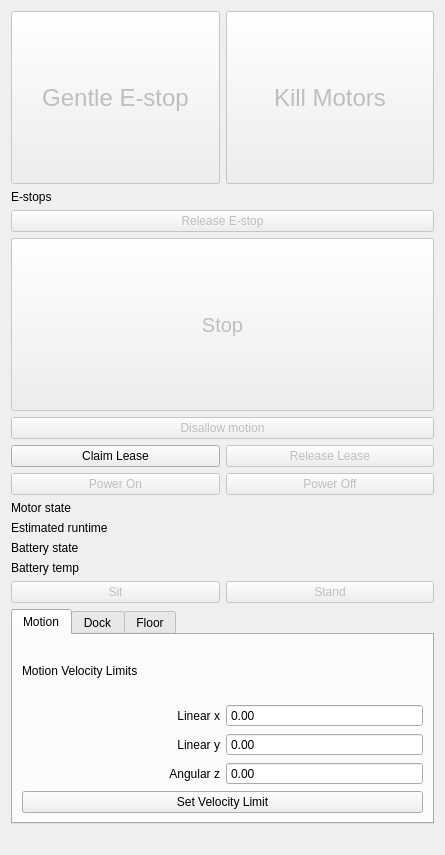
First picture: the form in spot_rviz_plugins/resource/spot_panel.ui, repository bdaiinstitute/spot_ros2, before the edit.
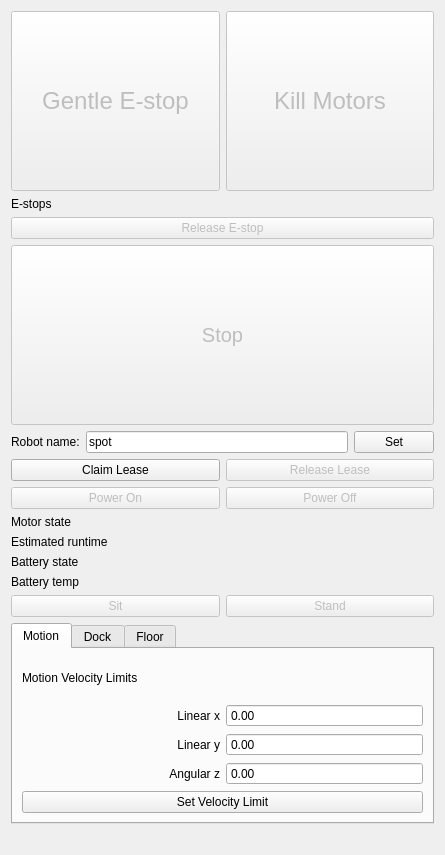
Second picture: the form after the edit.

Commit message: can set robot name from panel, delete a bit more unused code

Patch:
```diff
--- a/spot_rviz_plugins/resource/spot_panel.ui
+++ b/spot_rviz_plugins/resource/spot_panel.ui
@@ -126,21 +126,36 @@
      </item>
     </layout>
    </item>
-   <item>
-    <widget class="QPushButton" name="allowMotionButton">
-     <property name="enabled">
-      <bool>false</bool>
-     </property>
-     <property name="toolTip">
-      <string>Allow or disallow motion of the robot</string>
-     </property>
-     <property name="text">
-      <string>Disallow motion</string>
-     </property>
-    </widget>
-   </item>
    <item>
     <layout class="QVBoxLayout" name="verticalLayout">
+     <item>
+      <layout class="QHBoxLayout" name="horizontalLayout_3">
+       <item>
+        <widget class="QLabel" name="robotNameLabel">
+         <property name="text">
+          <string>Robot name:</string>
+         </property>
+        </widget>
+       </item>
+       <item>
+        <widget class="QLineEdit" name="robotNameLineEdit">
+         <property name="text">
+          <string>spot</string>
+         </property>
+        </widget>
+       </item>
+       <item>
+        <widget class="QPushButton" name="setRobotNameButton">
+         <property name="toolTip">
+          <string>Set the name of the robot. This ensures topics and services connect to the correct robot.</string>
+         </property>
+         <property name="text">
+          <string>Set</string>
+         </property>
+        </widget>
+       </item>
+      </layout>
+     </item>
      <item>
       <layout class="QHBoxLayout" name="claimLayout">
        <item>
```
Left out of the diff: 1 changed line with no effect on the pictures. The commit also changes 2 other files.
